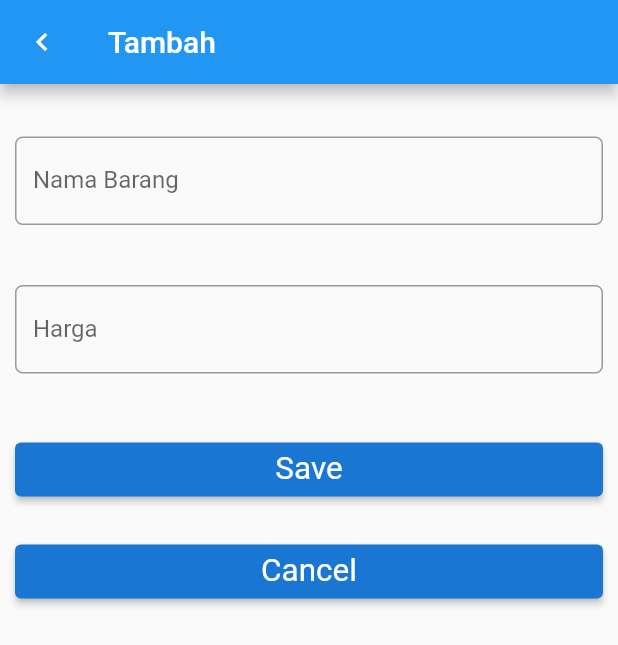
After one commit to Fariszz/flutter_sqlite, a Flutter app: the Home screen opened directly, after a tap on "Tambah Item", on a phone screen of 412 x 824 dp. The commit adds this screen. Shown: the top 645 px of the screen. Run offline on Flutter 3.47's test engine with Material 2 defaults, Android fonts, the phone set to English and light mode, and no system bars; our stand-ins replace sqflite; accounts and stored records are empty.

Commit message:
final commit

```diff
--- /dev/null
+++ b/lib/entryform.dart
@@ -0,0 +1,115 @@
+import 'package:flutter/material.dart';
+import 'package:flutter_sqlite/models/item.dart';
+
+class EntryForm extends StatefulWidget {
+  Item? item;
+
+  EntryForm({Key? key, required this.item}) : super(key: key);
+
+  @override
+  State<EntryForm> createState() => _EntryFormState(this.item);
+}
+
+class _EntryFormState extends State<EntryForm> {
+  Item? item;
+  _EntryFormState(this.item);
+
+  TextEditingController nameController = TextEditingController();
+  TextEditingController priceController = TextEditingController();
+
+  @override
+  Widget build(BuildContext context) {
+    //kondisi
+    if (item != null) {
+      nameController.text = item!.name;
+      priceController.text = item!.price.toString();
+    }
+    return Scaffold(
+        appBar: AppBar(
+            title: item == null ? Text('Tambah') : Text('Ubah'),
+            leading: Icon(Icons.keyboard_arrow_left)),
+        body: Padding(
+          padding: EdgeInsets.only(top: 15.0, left: 10.0, right: 10.0),
+          child: ListView(
+            children: [
+              // nama
+              Padding(
+                padding: EdgeInsets.only(top: 20.0, bottom: 20.0),
+                child: TextField(
+                  controller: nameController,
+                  keyboardType: TextInputType.text,
+                  decoration: InputDecoration(
+                    labelText: 'Nama Barang',
+                    border: OutlineInputBorder(
+                      borderRadius: BorderRadius.circular(5.0),
+                    ),
+                  ),
+                  onChanged: (value) {
+                    //
+                  },
+                ),
+              ),
+
+              // harga
+              Padding(
+                padding: EdgeInsets.only(top: 20.0, bottom: 20.0),
+                child: TextField(
+                  controller: priceController,
+                  keyboardType: TextInputType.number,
+                  decoration: InputDecoration(
+                    labelText: 'Harga',
+                    border: OutlineInputBorder(
+                      borderRadius: BorderRadius.circular(5.0),
+                    ),
+                  ),
+                  onChanged: (value) {},
+                ),
+              ),
+
+              Padding(
+                padding: EdgeInsets.only(top: 20.0, bottom: 20.0),
+                child: Row(
+                  children: <Widget>[
+                    Expanded(
+                      child: ElevatedButton(
+                        style: ElevatedButton.styleFrom(
+                            primary: Theme.of(context).primaryColorDark,
+                            textStyle: TextStyle(
+                                color: Theme.of(context).primaryColorLight)),
+                        child: Text(
+                          "Save",
+                          textScaleFactor: 1.5,
+                        ),
+                        onPressed: () {
+                          if (item == null) {
+                            // Tambah Data
+                            item = Item(nameController.text,
+                                int.parse(priceController.text));
+                          } else {
+                            item!.name = nameController.text;
+                            item!.price = int.parse(priceController.text);
+                          }
+                          Navigator.pop(context, item);
+                        },
+                      ),
+                    )
+                  ],
+                ),
+              ),
+
+              Container(
+                child: ElevatedButton(
+                    style: ElevatedButton.styleFrom(
+                        primary: Theme.of(context).primaryColorDark,
+                        textStyle: TextStyle(
+                            color: Theme.of(context).primaryColorLight)),
+                    onPressed: () {
+                      Navigator.pop(context);
+                    },
+                    child: Text('Cancel', textScaleFactor: 1.5)),
+              )
+            ],
+          ),
+        ));
+  }
+}
--- a/lib/dbhelper.dart
+++ b/lib/helper/dbhelper.dart
@@ -2,7 +2,7 @@ import 'package:sqflite/sqflite.dart';
 import 'dart:async';
 import 'dart:io';
 import 'package:path_provider/path_provider.dart';
-import 'item.dart';
+import '../models/item.dart';
 
 class DbHelper {
   static DbHelper? _dbHelper;
--- /dev/null
+++ b/lib/home.dart
@@ -0,0 +1,125 @@
+import 'package:flutter/material.dart';
+import 'package:flutter_sqlite/helper/dbhelper.dart';
+import 'package:flutter_sqlite/entryform.dart';
+import 'package:sqflite/sqflite.dart';
+import 'dart:async';
+import 'models/item.dart';
+
+class Home extends StatefulWidget {
+  const Home({Key? key}) : super(key: key);
+
+  @override
+  State<Home> createState() => _HomeState();
+}
+
+class _HomeState extends State<Home> {
+  DbHelper dbHelper = DbHelper();
+  int count = 0;
+  List<Item>? itemList;
+
+  @override
+  Widget build(BuildContext context) {
+    if (itemList == null) {
+      itemList = <Item>[];
+    }
+    return Scaffold(
+      appBar: AppBar(
+        title: Text('Daftar Item'),
+      ),
+      body: Column(children: [
+        Expanded(
+          child: createListView(),
+        ),
+        Container(
+          alignment: Alignment.bottomCenter,
+          child: SizedBox(
+            width: double.infinity,
+            child: RaisedButton(
+              child: Text("Tambah Item"),
+              onPressed: () async {
+                var item = await navigateToEntryForm(context, null);
+                if (item != null) {
+                  //TODO 2 Panggil Fungsi untuk Insert ke DB
+                  int result = await dbHelper.insert(item);
+                  if (result > 0) {
+                    updateListView();
+                  }
+                }
+              },
+            ),
+          ),
+        ),
+      ]),
+    );
+  }
+
+  Future<Item?> navigateToEntryForm(BuildContext context, Item? item) async {
+    var result = await Navigator.push(context,
+        MaterialPageRoute(builder: (BuildContext context) {
+      return EntryForm(item: item);
+    }));
+    return result;
+  }
+
+  ListView createListView() {
+    TextStyle? textStyle = Theme.of(context).textTheme.headline5;
+    return ListView.builder(
+      itemCount: count,
+      itemBuilder: (BuildContext context, int index) {
+        return Card(
+          color: Colors.white,
+          elevation: 2.0,
+          child: ListTile(
+            leading: CircleAvatar(
+              backgroundColor: Colors.red,
+              child: Icon(Icons.ad_units),
+            ),
+            title: Text(
+              this.itemList![index].name,
+              style: textStyle,
+            ),
+            subtitle: Text(this.itemList![index].price.toString()),
+            trailing: GestureDetector(
+              child: Icon(Icons.delete),
+              onTap: () async {
+                //TODO 3 Panggil Fungsi untuk Delete dari DB berdasarkan Item
+                int result = await dbHelper.delete(this.itemList![index].id);
+                if (result > 0) {
+                  updateListView();
+                }
+              },
+            ),
+            onTap: () async {
+              var item =
+                  await navigateToEntryForm(context, this.itemList![index]);
+              //TODO 4 Panggil Fungsi untuk Edit data
+
+              if (item != null) {
+                //TODO 5 Panggil Fungsi untuk Update data
+                int result = await dbHelper.update(item);
+                if (result > 0) {
+                  updateListView();
+                }
+              }
+            },
+          ),
+        );
+      },
+    );
+  }
+
+//update List item
+  void updateListView() {
+    final Future<Database> dbFuture = dbHelper.initDb();
+    dbFuture.then((database) {
+//TODO 1 Select data dari DB
+      Future<List<Item>> itemListFuture = dbHelper.getItemList();
+      itemListFuture.then((itemList) {
+        setState(() {
+          this.itemList = itemList;
+          this.count = itemList.length;
+        });
+      });
+    });
+  }
+}
--- /dev/null
+++ b/lib/models/item.dart
@@ -0,0 +1,31 @@
+class Item {
+  int? _id;
+  String? _name;
+  int? _price;
+
+  int get id => _id!;
+
+  String get name => this._name!;
+  set name(String value) => this._name = value;
+
+  get price => this._price!;
+  set price(value) => this._price = value;
+
+// konstruktor versi 1
+  Item(this._name, this._price);
+
+// konstruktor versi 2: konversi dari Map ke Item
+  Item.fromMap(Map<String, dynamic> map) {
+    this._id = map['id'];
+    this._name = map['name'];
+    this._price = map['price'];
+  }
+// konversi dari Item ke Map
+  Map<String, dynamic> toMap() {
+    Map<String, dynamic> map = Map<String, dynamic>();
+    map['id'] = this._id;
+    map['name'] = name;
+    map['price'] = price;
+    return map;
+  }
+}
```
Also changed, not shown: lib/item.dart (deleted, +0 -38 lines).
